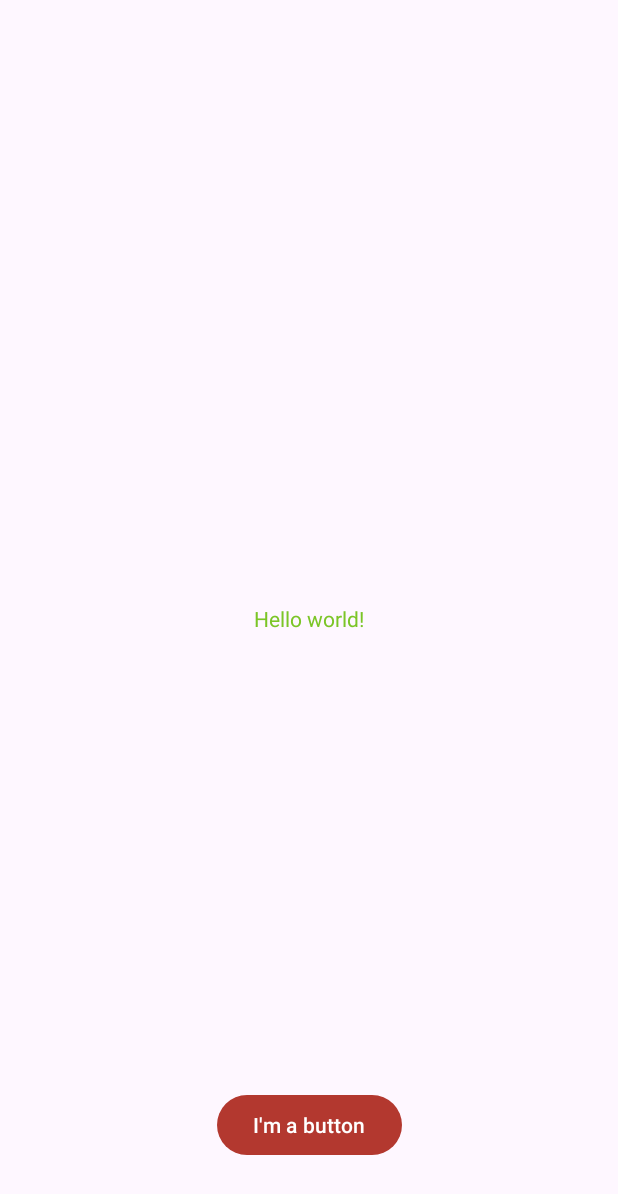
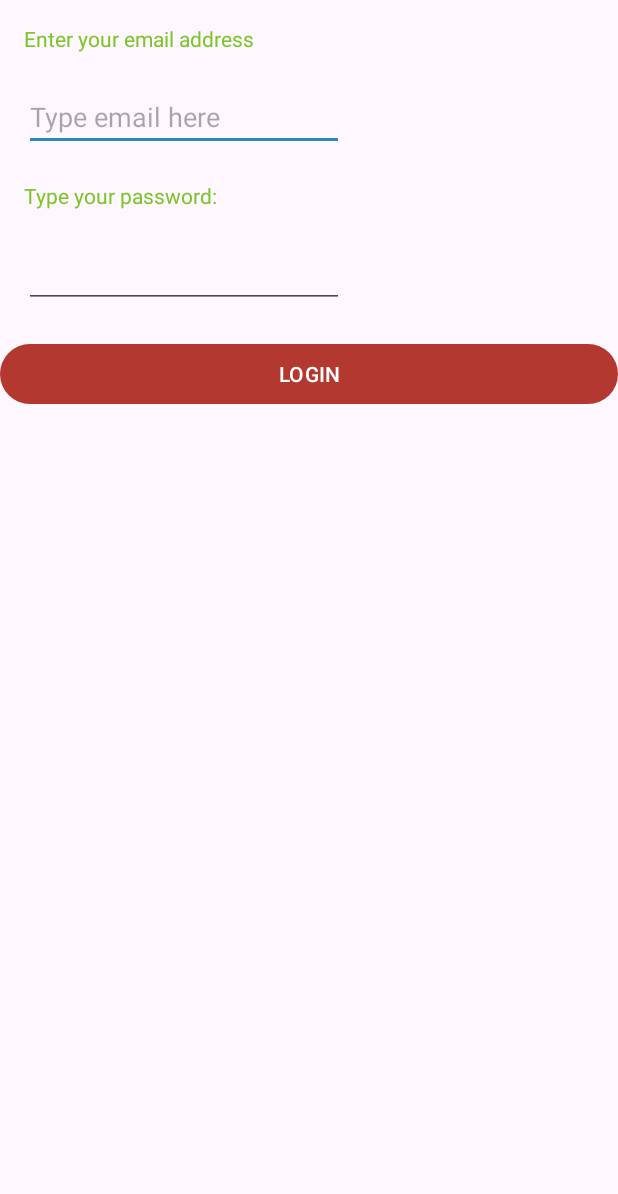
Before and after one commit to HanShuHan/Android-APP-Trivia-Question, an Android app: the screen it shows after launch (MainActivity), on a phone screen of 412 x 824 dp. Shown: the top 1194 px of the screen. Run offline under Robolectric (Android 15) with nearby library versions, the phone set to English and light mode, and no system bars.

Commit message:
Fourth Commit: 1. Added Log.w() in MainActivity.java 2. Added functional login page in MainActivity.java 3. Added dial functionality in SecondActivity.java
Signed-off-by: Shu Han Han <han00135@algonquinlive.com>

```diff
--- a/app/src/main/java/algonquin/cst2335/han00135/MainActivity.java
+++ b/app/src/main/java/algonquin/cst2335/han00135/MainActivity.java
@@ -1,14 +1,61 @@
 package algonquin.cst2335.han00135;
 
+import android.content.Intent;
 import android.os.Bundle;
+import android.util.Log;
+import android.widget.Button;
+import android.widget.EditText;
 
 import androidx.appcompat.app.AppCompatActivity;
 
 public class MainActivity extends AppCompatActivity {
 
+
+    public static String TAG = "MainActivity";
+
     @Override
     protected void onCreate(Bundle savedInstanceState) {
         super.onCreate(savedInstanceState);
         setContentView(R.layout.activity_main);
+        Log.w(TAG, "In onCreate() - Loading Widgets");
+
+        // Adds login button function to the second Activity.
+        Button loginBtn = findViewById(R.id.loginBtn);
+        EditText emailEditText = findViewById(R.id.emailInput);
+        loginBtn.setOnClickListener(v -> {
+            Intent nextPage = new Intent(this, SecondActivity.class);
+            nextPage.putExtra("emailAddress", emailEditText.getText().toString());
+            startActivity(nextPage);
+        });
+    }
+
+    @Override
+    protected void onStart() {
+        super.onStart();
+        Log.w(TAG, "The application is now visible on screen.");
+    }
+
+    @Override
+    protected void onPostResume() {
+        super.onPostResume();
+        Log.w(TAG, "The application is now responding to user input.");
+    }
+
+    @Override
+    protected void onPause() {
+        super.onPause();
+        Log.w(TAG, "The application no longer responds to user input.");
+    }
+
+    @Override
+    protected void onStop() {
+        super.onStop();
+        Log.w(TAG, "The application is no longer visible.");
+    }
+
+    @Override
+    protected void onDestroy() {
+        super.onDestroy();
+        Log.w(TAG, "Any memory used by the application is freed.");
     }
 }
--- a/app/src/main/res/layout/activity_main.xml
+++ b/app/src/main/res/layout/activity_main.xml
@@ -4,25 +4,59 @@
     xmlns:tools="http://schemas.android.com/tools"
     android:layout_width="match_parent"
     android:layout_height="match_parent"
+    app:passwordToggleEnabled="true"
     tools:context=".MainActivity">
 
     <TextView
+        android:id="@+id/email"
         android:layout_width="wrap_content"
         android:layout_height="wrap_content"
-        android:text="@string/hello_message"
-        app:layout_constraintBottom_toBottomOf="parent"
-        app:layout_constraintEnd_toEndOf="parent"
+        android:layout_marginStart="16dp"
+        android:layout_marginTop="16dp"
+        android:layout_weight="1"
+        android:text="Enter your email address"
         app:layout_constraintStart_toStartOf="parent"
         app:layout_constraintTop_toTopOf="parent" />
 
-    <Button
+    <EditText
+        android:id="@+id/emailInput"
         android:layout_width="wrap_content"
         android:layout_height="wrap_content"
-        android:layout_marginBottom="50dp"
-        android:text="@string/button_message"
-        app:layout_constraintBottom_toBottomOf="parent"
-        app:layout_constraintEnd_toEndOf="parent"
-        app:layout_constraintHorizontal_bias="0.5"
-        app:layout_constraintStart_toStartOf="parent" />
+        android:layout_marginTop="20dp"
+        android:layout_weight="1"
+        android:ems="10"
+        android:hint="Type email here"
+        android:inputType="textEmailAddress"
+        app:layout_constraintStart_toStartOf="@+id/email"
+        app:layout_constraintTop_toBottomOf="@+id/email" />
+
+    <TextView
+        android:id="@+id/password"
+        android:layout_width="wrap_content"
+        android:layout_height="wrap_content"
+        android:layout_marginTop="20dp"
+        android:layout_weight="1"
+        android:text="Type your password:"
+        app:layout_constraintStart_toStartOf="@+id/emailInput"
+        app:layout_constraintTop_toBottomOf="@+id/emailInput" />
+
+    <EditText
+        android:id="@+id/passwordInput"
+        android:layout_width="wrap_content"
+        android:layout_height="wrap_content"
+        android:layout_marginTop="20dp"
+        android:ems="10"
+        android:inputType="textPassword"
+        app:layout_constraintStart_toStartOf="@+id/password"
+        app:layout_constraintTop_toBottomOf="@+id/password" />
+
+    <Button
+        android:id="@+id/loginBtn"
+        android:layout_width="match_parent"
+        android:layout_height="wrap_content"
+        android:layout_marginTop="20dp"
+        android:text="LOGIN"
+        app:layout_constraintStart_toStartOf="@+id/passwordInput"
+        app:layout_constraintTop_toBottomOf="@+id/passwordInput" />
 
 </androidx.constraintlayout.widget.ConstraintLayout>
```
Also changed, not shown: app/src/main/AndroidManifest.xml (+8 -0 lines), app/src/main/java/algonquin/cst2335/han00135/SecondActivity.java (added, +34 -0 lines), app/src/main/res/layout/activity_second.xml (added, +52 -0 lines).
